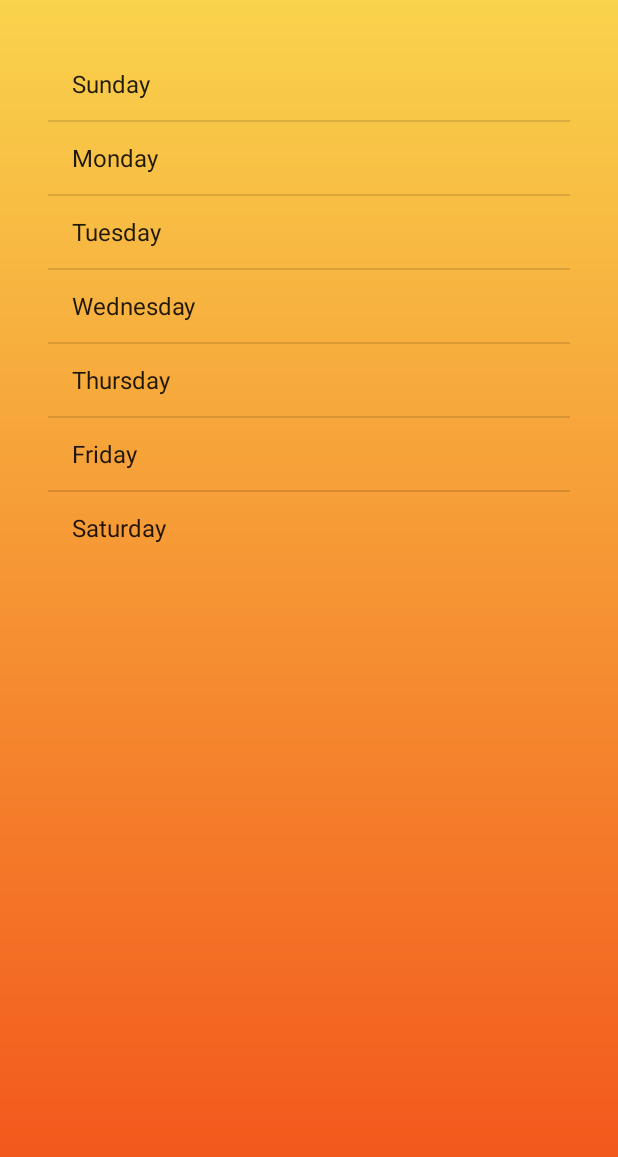
After one commit to MartinListwan/Stormy-Weather-App, an Android app: the DailyForecastActivity screen opened directly, with no data from a screen before it, on a phone screen of 412 x 824 dp. The commit adds this screen. Shown: the top 1157 px of the screen. Run offline under Robolectric (Android 15) with nearby library versions, the phone set to English and light mode, and no system bars.

Commit message:
Gradient background

```diff
--- /dev/null
+++ b/app/src/main/java/com/martinciesielski_listwan/stomez/UI/DailyForecastActivity.java
@@ -0,0 +1,28 @@
+package com.martinciesielski_listwan.stomez.UI;
+
+import android.app.ListActivity;
+import android.support.v7.app.ActionBarActivity;
+import android.os.Bundle;
+import android.view.Menu;
+import android.view.MenuItem;
+import android.widget.ArrayAdapter;
+
+import com.martinciesielski_listwan.stomez.R;
+
+public class DailyForecastActivity extends ListActivity {
+    // A list view requires you to have an id that is android:id/list
+    // A list view requires you to have an id that is android:id/empty in case there is nothing loaded
+
+    @Override
+    protected void onCreate(Bundle savedInstanceState) {
+        super.onCreate(savedInstanceState);
+        setContentView(R.layout.activity_daily_forecast);
+
+        String[] daysOfTheWeek = { "Sunday", "Monday", "Tuesday", "Wednesday", "Thursday", "Friday", "Saturday" };
+        // Adapter is what you use to move content to the UI
+        ArrayAdapter<String> adapter = new ArrayAdapter<String>(this,
+                android.R.layout.simple_list_item_1,
+                daysOfTheWeek);
+        setListAdapter(adapter);
+    }
+}
--- /dev/null
+++ b/app/src/main/res/layout/activity_daily_forecast.xml
@@ -0,0 +1,29 @@
+<RelativeLayout xmlns:android="http://schemas.android.com/apk/res/android"
+                xmlns:tools="http://schemas.android.com/tools"
+                android:layout_width="match_parent"
+                android:layout_height="match_parent"
+                android:paddingLeft="@dimen/activity_horizontal_margin"
+                android:paddingRight="@dimen/activity_horizontal_margin"
+                android:paddingTop="@dimen/activity_vertical_margin"
+                android:paddingBottom="@dimen/activity_vertical_margin"
+                tools:context="com.martinciesielski_listwan.stomez.UI.DailyForecastActivity"
+                android:background="@drawable/bg_griadient">
+
+
+    <ListView
+        android:layout_width="wrap_content"
+        android:layout_height="wrap_content"
+        android:id="@android:id/list"
+        android:layout_alignParentTop="true"
+        android:layout_centerHorizontal="true"/>
+
+    <TextView
+        android:layout_width="wrap_content"
+        android:layout_height="wrap_content"
+        android:textAppearance="?android:attr/textAppearanceSmall"
+        android:text="@string/no_data"
+        android:id="@android:id/empty"
+        android:layout_centerVertical="true"
+        android:layout_centerHorizontal="true"
+        android:textColor="#ffffffff"/>
+</RelativeLayout>
--- a/app/src/main/res/values/strings.xml
+++ b/app/src/main/res/values/strings.xml
@@ -6,4 +6,6 @@
     <string name="Error_title">Oops! Sorry!</string>
     <string name="Error_message">There was an error. Please try again.</string>
     <string name="Error_button_message">Okay</string>
+    <string name="title_activity_daily_forecast">DailyForecastActivity</string>
+    <string name="no_data">No data to display</string>
 </resources>
```
Also changed, not shown: app/src/main/AndroidManifest.xml (+12 -5 lines), app/src/main/java/com/martinciesielski_listwan/stomez/UI/MainActivity.java (+7 -1 lines), app/src/main/res/menu/menu_daily_forecast.xml (added, +9 -0 lines).
